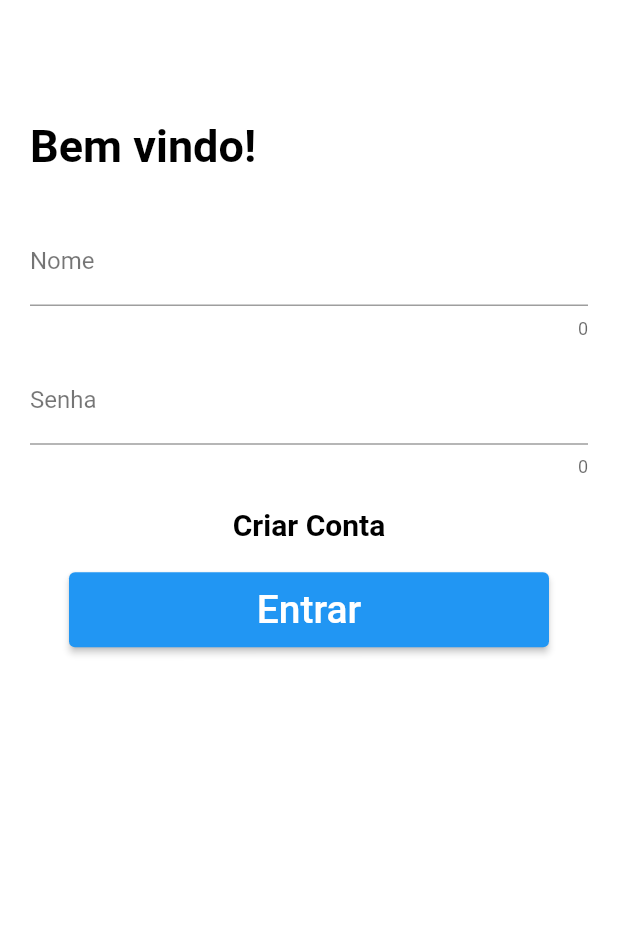
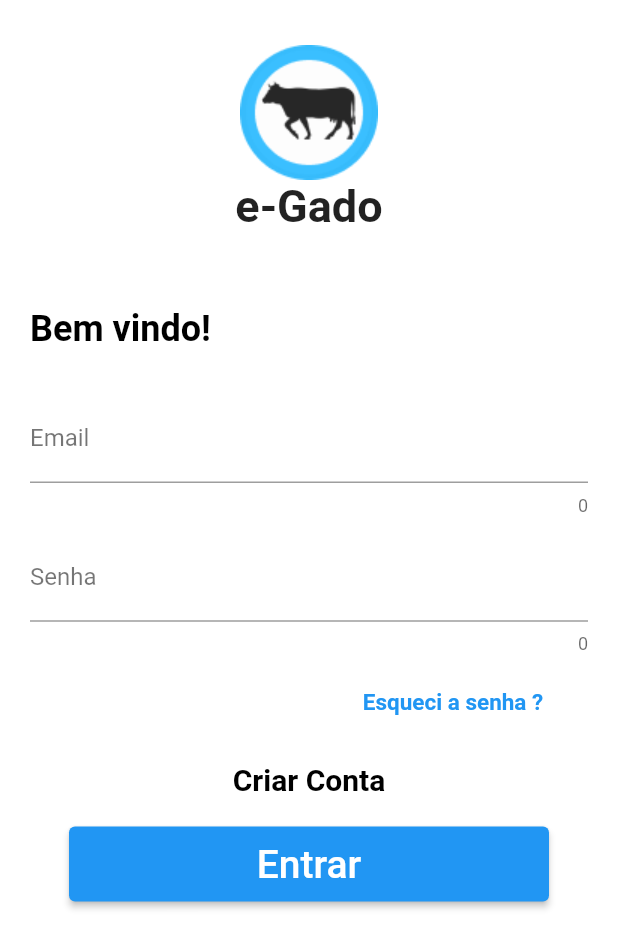
Before and after one commit to mateus-lm/Requisitos2021.1-E-Gado, a Flutter app: the screen it shows after launch, on a phone screen of 412 x 824 dp. Shown: the top 948 px of the screen. Run offline on Flutter 3.47's test engine with Material 2 defaults, Android fonts, the phone set to English and light mode, and no system bars; Roboto replaces fonts that are missing (PT Sans).

Commit message:
Adicionado logo e botao 'esqueci a senha'

```diff
--- a/lib/loginScreen.dart
+++ b/lib/loginScreen.dart
@@ -2,39 +2,64 @@ import 'package:dev/Componentes/MyWidgets.dart';
 import 'package:flutter/material.dart';
 
 class LoginMenu extends StatelessWidget {
-
   @override
   Widget build(BuildContext context) {
     return Scaffold(
       backgroundColor: Colors.white,
       body: Container(
-      padding: EdgeInsets.only(left: 20.0,right: 20.0, top: 30.0),
+        padding: EdgeInsets.only(left: 20.0, right: 20.0, top: 30.0),
         child: Column(
           children: [
+            Image(image: AssetImage('assets/images/logo.png')),
+            Text(
+              'e-Gado',
+              style: TextStyle(
+                fontSize: 30,
+                fontFamily: 'Roboto',
+                fontWeight: FontWeight.bold,
+              ),
+            ),
             Container(
               padding: EdgeInsets.only(top: 50.0, bottom: 30),
               alignment: Alignment.topLeft,
-            child: Text('Bem vindo!', textAlign: TextAlign.left, style: TextStyle(
+              child: Column(
+                children: [
+                  Text(
+                    'Bem vindo!',
+                    textAlign: TextAlign.left,
+                    style: TextStyle(
                       color: Colors.black,
-              fontSize: 30,
+                      fontSize: 24,
                       fontFamily: 'PT Sans',
                       fontWeight: FontWeight.bold,
-            ),),
                     ),
-          MyWidgets().caixaTexto('Nome'),
+                  ),
+                ],
+              ),
+            ),
+            MyWidgets().caixaTexto('Email'),
             MyWidgets().caixaTexto('Senha'),
+            Align(
+              alignment: Alignment
+                  .centerRight, // Align however you like (i.e .centerRight, centerLeft)
+              child: MyWidgets().textButton(
+                  'Esqueci a senha ?', 180, 40, 15, Colors.blue, () {
+                print("Clique em esqueci senha ?");
+              }),
+            ),
             MyWidgets().textButton('Criar Conta', 200, 40, 20, Colors.black,
                 () {
               print("Tela de registro");
             }),
-          MyWidgets().button('Entrar', 320.0, 50.0, 26, Theme.of(context).primaryColor, (){
+            MyWidgets().button(
+                'Entrar', 320.0, 50.0, 26, Theme.of(context).primaryColor, () {
               print("Entrar");
               // Navigator.push(context,
               //       MaterialPageRoute(builder: (context) => MainScreen()));
             }),
-
           ],
         ),
-    ),);
+      ),
+    );
   }
 }
--- a/pubspec.yaml
+++ b/pubspec.yaml
@@ -44,6 +44,9 @@ flutter:
   # the material Icons class.
   uses-material-design: true
 
+  assets:
+    - assets/images/logo.png
+
   # To add assets to your application, add an assets section, like this:
   # assets:
   #   - images/a_dot_burr.jpeg
```
Also changed, not shown: assets/images/logo.png (added), pubspec.lock. Lines whose indentation alone changed are shown as unchanged.
